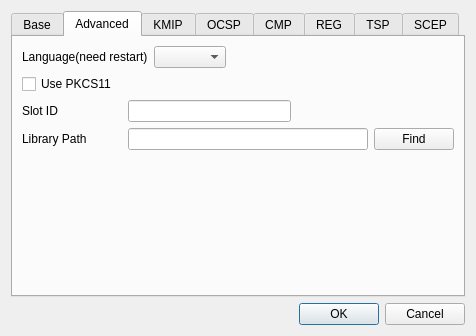
The window that CertMan/settings_dlg.ui (jykim74/CertMan) describes before a commit, drawn with Qt 5.
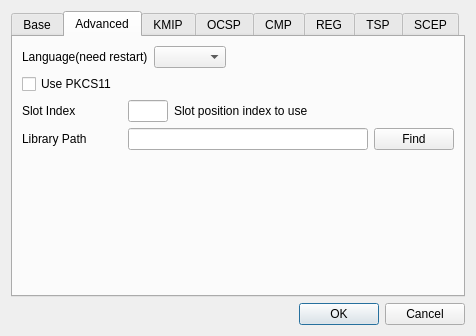
The same window after the commit. The open tabs and pages were chosen to show the change.

Commit message: 설정에서 SlotID를 Slot Index 로 변경

```diff
--- a/CertMan/settings_dlg.ui
+++ b/CertMan/settings_dlg.ui
@@ -288,26 +288,39 @@
              <height>0</height>
             </size>
            </property>
+           <property name="maximumSize">
+            <size>
+             <width>100</width>
+             <height>16777215</height>
+            </size>
+           </property>
            <property name="text">
-            <string>Slot ID</string>
+            <string>Slot Index</string>
            </property>
           </widget>
          </item>
          <item row="0" column="1">
-          <widget class="QLineEdit" name="mSlotIDText"/>
+          <widget class="QLineEdit" name="mSlotIndexText">
+           <property name="minimumSize">
+            <size>
+             <width>40</width>
+             <height>0</height>
+            </size>
+           </property>
+           <property name="maximumSize">
+            <size>
+             <width>40</width>
+             <height>16777215</height>
+            </size>
+           </property>
+          </widget>
          </item>
          <item row="0" column="2">
-          <spacer name="horizontalSpacer_2">
-           <property name="orientation">
-            <enum>Qt::Horizontal</enum>
+          <widget class="QLabel" name="label_32">
+           <property name="text">
+            <string>Slot position index to use</string>
            </property>
-           <property name="sizeHint" stdset="0">
-            <size>
-             <width>40</width>
-             <height>20</height>
-            </size>
-           </property>
-          </spacer>
+          </widget>
          </item>
         </layout>
        </item>
```
Left out of the diff: 2 changed lines with no effect on the pictures. The commit also changes 12 other files.
